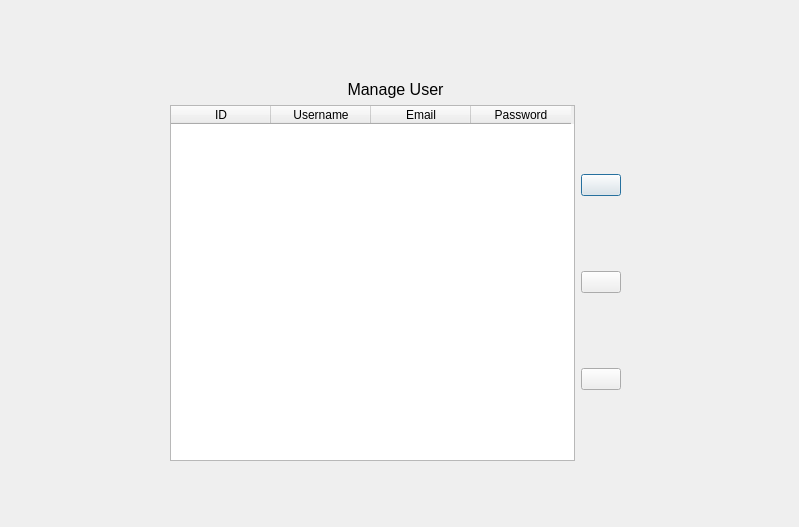
Above: usermanager.ui from IbrahimAhmad20/Competria before the change. Below: the same form after it.
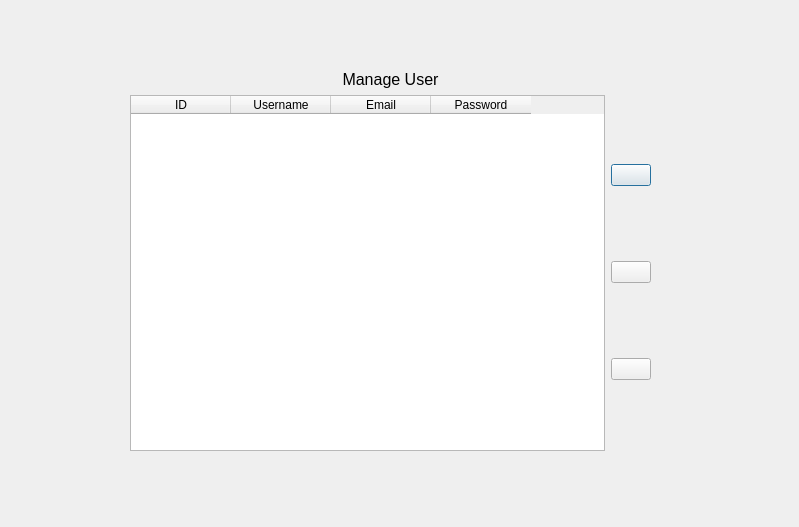
That is the form after the change. Icons and pictures are not drawn.

Patch:
```diff
--- a/usermanager.ui
+++ b/usermanager.ui
@@ -13,12 +13,12 @@
   <property name="windowTitle">
    <string>Dialog</string>
   </property>
-  <widget class="QWidget" name="">
+  <widget class="QWidget" name="layoutWidget">
    <property name="geometry">
     <rect>
-     <x>170</x>
-     <y>80</y>
-     <width>451</width>
+     <x>130</x>
+     <y>70</y>
+     <width>521</width>
      <height>381</height>
     </rect>
    </property>
@@ -70,7 +70,7 @@
           </property>
           <property name="iconSize">
            <size>
-            <width>25</width>
+            <width>100</width>
             <height>25</height>
            </size>
           </property>
@@ -87,7 +87,7 @@
           </property>
           <property name="iconSize">
            <size>
-            <width>25</width>
+            <width>100</width>
             <height>25</height>
            </size>
           </property>
@@ -104,7 +104,7 @@
           </property>
           <property name="iconSize">
            <size>
-            <width>25</width>
+            <width>100</width>
             <height>25</height>
            </size>
           </property>
```
Left out of the diff: 36 changed lines with no effect on the pictures.
